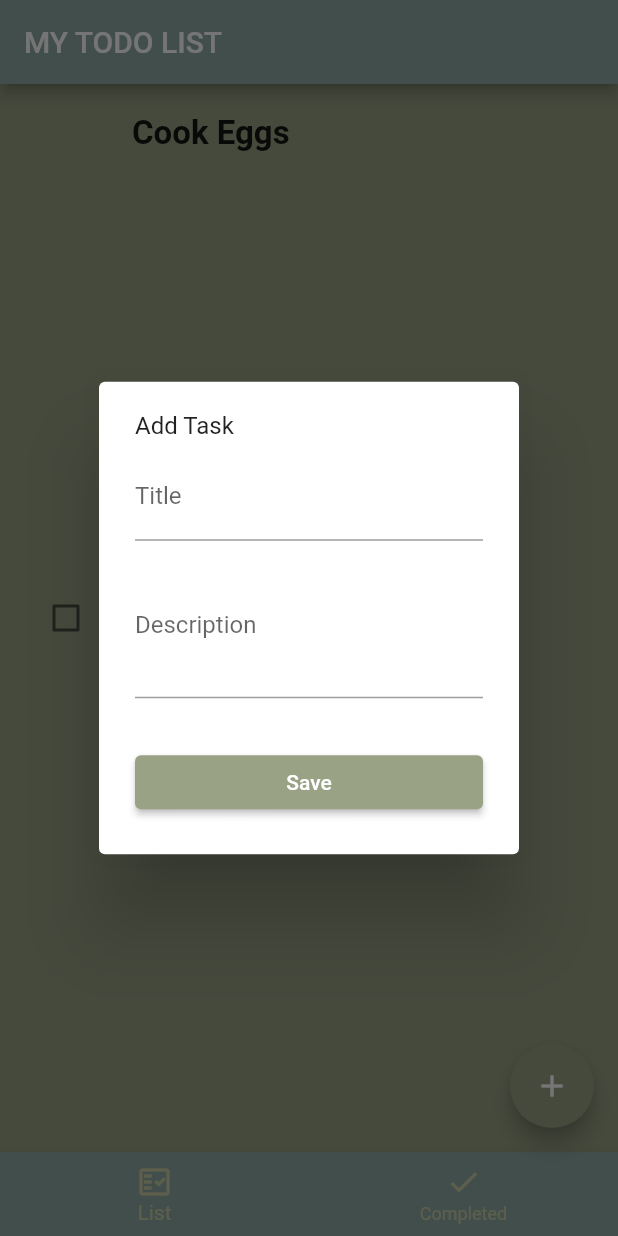
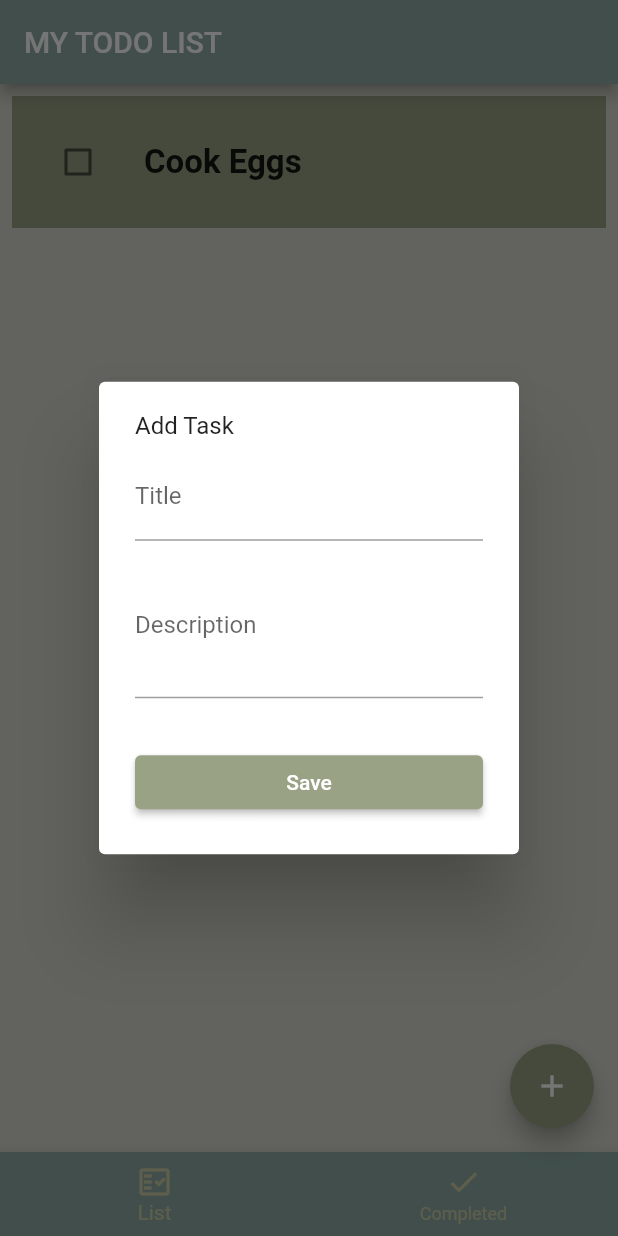
Before and after one commit to jilian-tenerife/todolist, a Flutter app: the screen it shows after launch, after a tap on the "add" icon, on a phone screen of 412 x 824 dp. Run offline on Flutter 3.47's test engine with Material 2 defaults, Android fonts, the phone set to English and light mode, and no system bars; drawn by our look-alikes of flutter_slidable.

```diff
--- a/lib/todo.dart
+++ b/lib/todo.dart
@@ -15,7 +15,7 @@ class Todo {
     required this.createdTime,
     required this.title,
     this.description = '',
-    this.id,
+    this.id = '',
     this.isDone = false,
   });
 }
--- a/lib/todo_widget.dart
+++ b/lib/todo_widget.dart
@@ -1,6 +1,7 @@
 import 'package:flutter/material.dart';
 import 'package:flutter/src/widgets/framework.dart';
 import 'package:flutter/src/widgets/placeholder.dart';
+import 'package:flutter_slidable/flutter_slidable.dart';
 import 'package:todolist/todo.dart';
 
 class TodoWidget extends StatelessWidget {
@@ -9,9 +10,42 @@ class TodoWidget extends StatelessWidget {
     required this.todo,
     Key? key,
   }) : super(key: key);
+  @override
+  Widget build(BuildContext context) {
+    return Padding(
+      padding: const EdgeInsets.all(8.0),
+      child: SingleChildScrollView(
+        child: Slidable(
+          key: Key(todo.id ?? 'default_value'),
+          startActionPane: ActionPane(
+            motion: ScrollMotion(),
+            children: [
+              SlidableAction(
+                onPressed: (context) {},
+                label: 'Edit',
+                icon: Icons.edit,
+                backgroundColor: Colors.green,
+              ),
+            ],
+          ),
+          endActionPane: ActionPane(
+            motion: ScrollMotion(),
+            children: [
+              SlidableAction(
+                onPressed: (context) {},
+                label: 'Delete',
+                icon: Icons.delete,
+                backgroundColor: Colors.red,
+              ),
+            ],
+          ),
+          child: buildTodo(),
+        ),
+      ),
+    );
+  }
 
-  @override
-  Widget build(BuildContext context) => Container(
+  Widget buildTodo() => Container(
         color: Color(0xff99a285),
         padding: EdgeInsets.all(20),
         child: Row(
--- a/pubspec.yaml
+++ b/pubspec.yaml
@@ -36,6 +36,7 @@ dependencies:
   # Use with the CupertinoIcons class for iOS style icons.
   cupertino_icons: ^1.0.2
   provider: ^6.0.5
+  flutter_slidable: ^2.0.0
 
 dev_dependencies:
   flutter_test:
```
Also changed, not shown: pubspec.lock.
